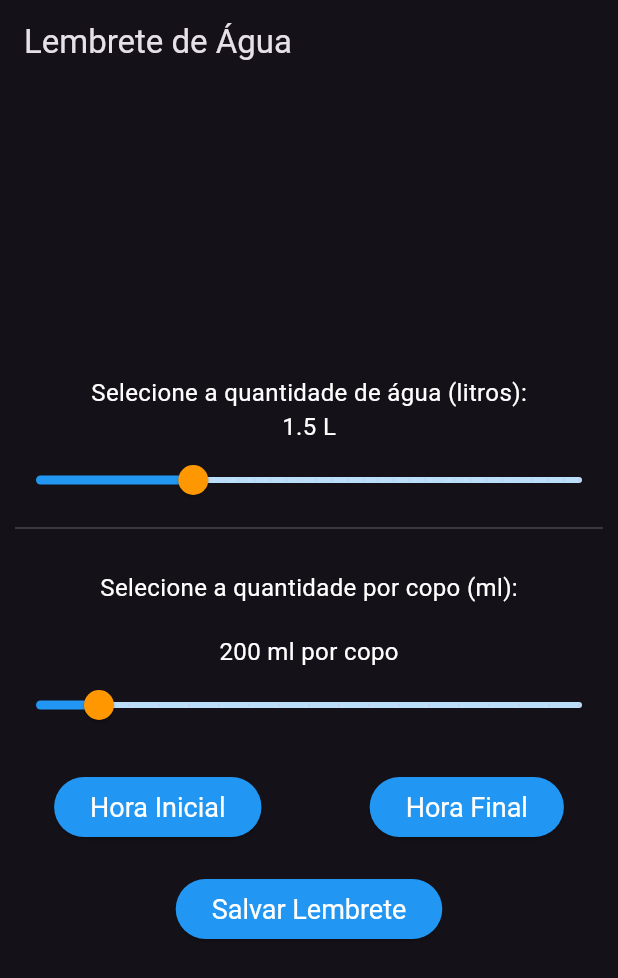
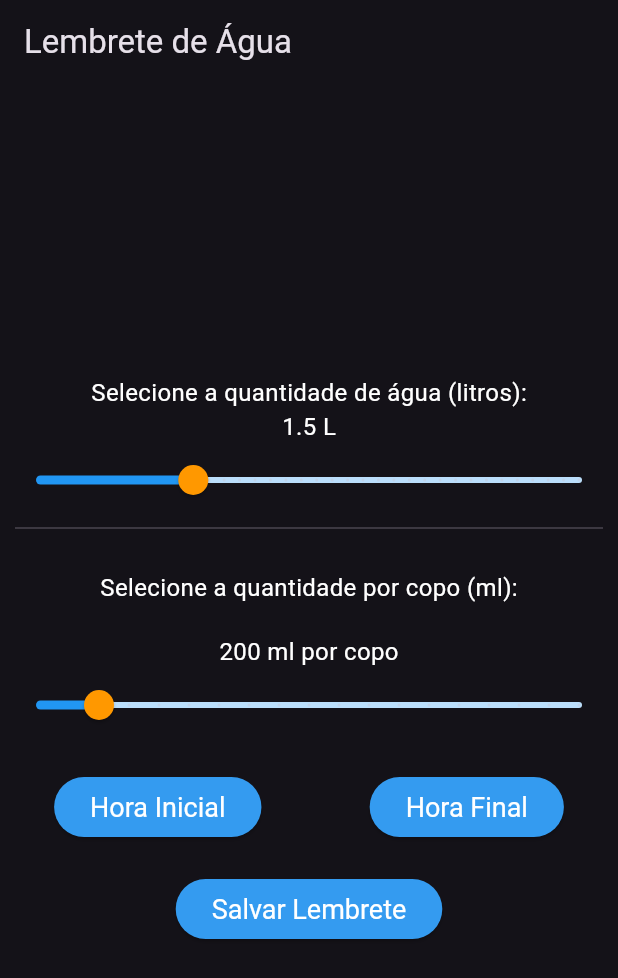
Before and after one commit to leozero3/utilitarios, a Flutter app: the WaterReminderScreen screen opened by its route, on a phone screen of 412 x 824 dp. Shown: the top 978 px of the screen. Run offline on Flutter 3.47's test engine with Material 3 defaults, Android fonts, the phone set to English and light mode, and no system bars; our stand-ins replace bloc, dio, equatable, flutter_bloc, flutter_local_notifications, geolocator and 5 more; missing offline and left inert: app_settings; accounts and stored records are empty.

```diff
--- a/lib/core/constants/app_icons.dart
+++ b/lib/core/constants/app_icons.dart
@@ -17,4 +17,6 @@ class AppIcons {
   // Imagens relacionadas ao lembrete de água
   static const String waterClock = 'assets/water/water_clock.png';
   static const String waterCup = 'assets/water/water_cup.png';
+  static const String waterCupE = 'assets/water/water_cup_empty.png';
+  static const String waterCupF = 'assets/water/water_cup_full.png';
 }
--- a/lib/core/ui/app_theme.dart
+++ b/lib/core/ui/app_theme.dart
@@ -1,15 +1,11 @@
 import 'package:flutter/material.dart';
 
 class AppTheme {
-  // Definindo o tema claro
+  // Definindo o tema escuro
   static final ThemeData darkTheme = ThemeData(
-    // primaryColor: Colors.blueAccent,
       brightness: Brightness.dark,
-
       useMaterial3: true,
-
       hintColor: Colors.orange,
-    // scaffoldBackgroundColor: Colors.white,
       textTheme: TextTheme(
         bodyLarge: TextStyle(fontSize: 18.0, color: Colors.black),
         bodyMedium: TextStyle(fontSize: 16.0, color: Colors.white),
@@ -19,7 +15,8 @@ class AppTheme {
       elevatedButtonTheme: ElevatedButtonThemeData(
         style: ElevatedButton.styleFrom(
           foregroundColor: Colors.white,
-        backgroundColor: Colors.blue, // Cor do texto no botão
+          backgroundColor:
+              const Color.fromARGB(255, 52, 155, 240), // Cor do texto no botão
           textStyle: TextStyle(fontSize: 18.0),
         ),
       ),
@@ -39,16 +36,27 @@ class AppTheme {
         labelStyle: TextStyle(color: Colors.blue),
         hintStyle: TextStyle(color: Colors.white),
       ),
-  );
-
-  // Definindo o tema escuro (opcional)
-  // static final ThemeData darkTheme = ThemeData(
-  //   brightness: Brightness.dark,
-  //   primaryColor: Colors.grey[800],
-  //   hintColor: Colors.tealAccent,
-  //   textTheme: TextTheme(
-  //     bodyLarge: TextStyle(fontSize: 18.0, color: Colors.white),
-  //     bodyMedium: TextStyle(fontSize: 16.0, color: Colors.grey[300]),
-  //   ),
-  // );
+      dialogTheme: DialogTheme(
+        backgroundColor: Colors.grey[900], // Cor de fundo do AlertDialog
+        titleTextStyle: TextStyle(
+          fontSize: 20.0,
+          fontWeight: FontWeight.bold,
+          color: Colors.white, // Cor do título do AlertDialog
+        ),
+        contentTextStyle: TextStyle(
+          fontSize: 16.0,
+          color: Colors.white, // Cor do conteúdo do AlertDialog
+        ),
+        shape: RoundedRectangleBorder(
+          borderRadius:
+              BorderRadius.all(Radius.circular(15.0)), // Bordas arredondadas
+        ),
+      ),
+      textButtonTheme: TextButtonThemeData(
+        style: TextButton.styleFrom(
+          foregroundColor: Colors.white,
+          // backgroundColor: Colors.blue, // Cor do texto no TextButton
+          textStyle: TextStyle(fontSize: 15.0),
+        ),
+      ));
 }
--- a/lib/modules/water_reminder/cubit/water_reminder_cubit.dart
+++ b/lib/modules/water_reminder/cubit/water_reminder_cubit.dart
@@ -128,6 +128,7 @@ class WaterReminderCubit extends Cubit<WaterReminderState> {
         doseTimes.add(doseTimeHour + doseTimeMinute / 60); // Hora decimal
         reminder.doseTimes;
         log('-----------Dose time: $doseTimeHour:$doseTimeMinute');
+        log('-----------Dosetimes -----: $doseTimes');
       }
 
       log('Calculated doseTimes: $doseTimes');
--- a/lib/modules/water_reminder/database/database.dart
+++ b/lib/modules/water_reminder/database/database.dart
@@ -22,7 +22,8 @@ class DatabaseService {
             startHour REAL,
             endHour REAL,
             doseAmount REAL,
-            doseTimes TEXT
+            doseTimes TEXT,
+            intervalInMinutes INTEGER
           )
         ''');
       },
--- /dev/null
+++ b/lib/modules/water_reminder/water.txt
@@ -0,0 +1,2 @@
+- impedir horario de inicio menor que o final
+- definir o horario final o ultimo horario
--- a/pubspec.yaml
+++ b/pubspec.yaml
@@ -91,6 +91,8 @@ flutter:
 #water
     - assets/water/water_clock.png
     - assets/water/water_cup.png
+    - assets/water/water_cup_empty.png
+    - assets/water/water_cup_full.png
 #
     - assets/xml/moedas_comb.xml
     - assets/xml/moedas.xml
```
Also changed, not shown: lib/modules/water_reminder/view/water_reminder_screen.dart (+112 -11 lines), assets/water/water_cup_empty.png (added), assets/water/water_cup_full.png (added). Lines whose indentation alone changed are shown as unchanged.
